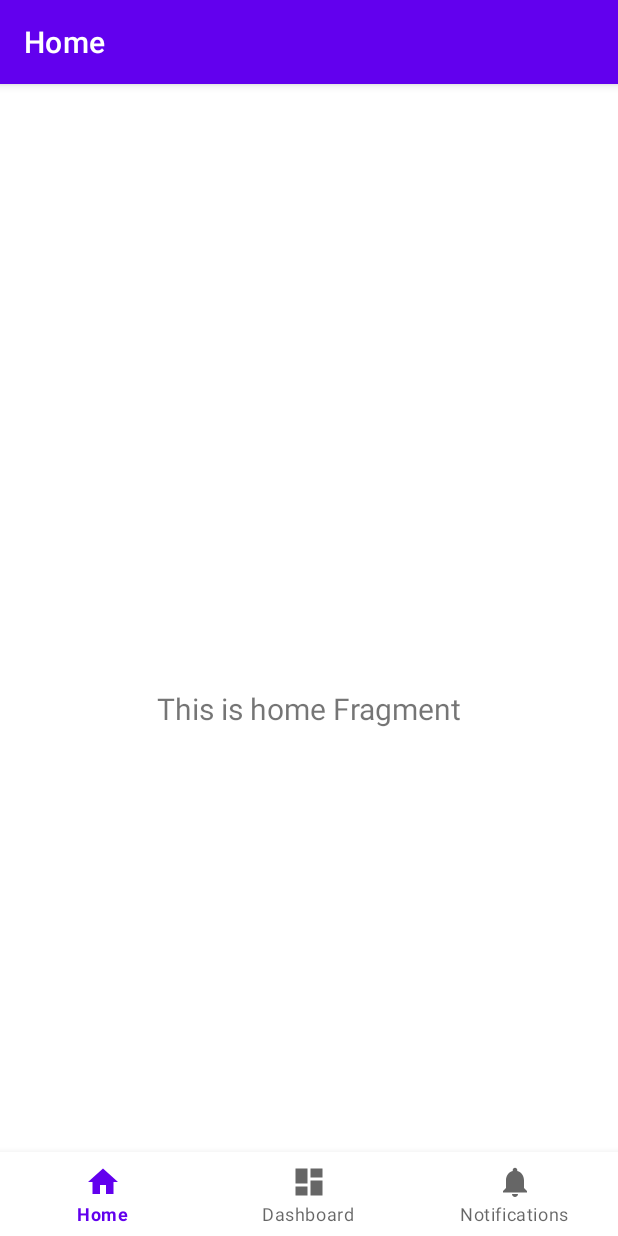
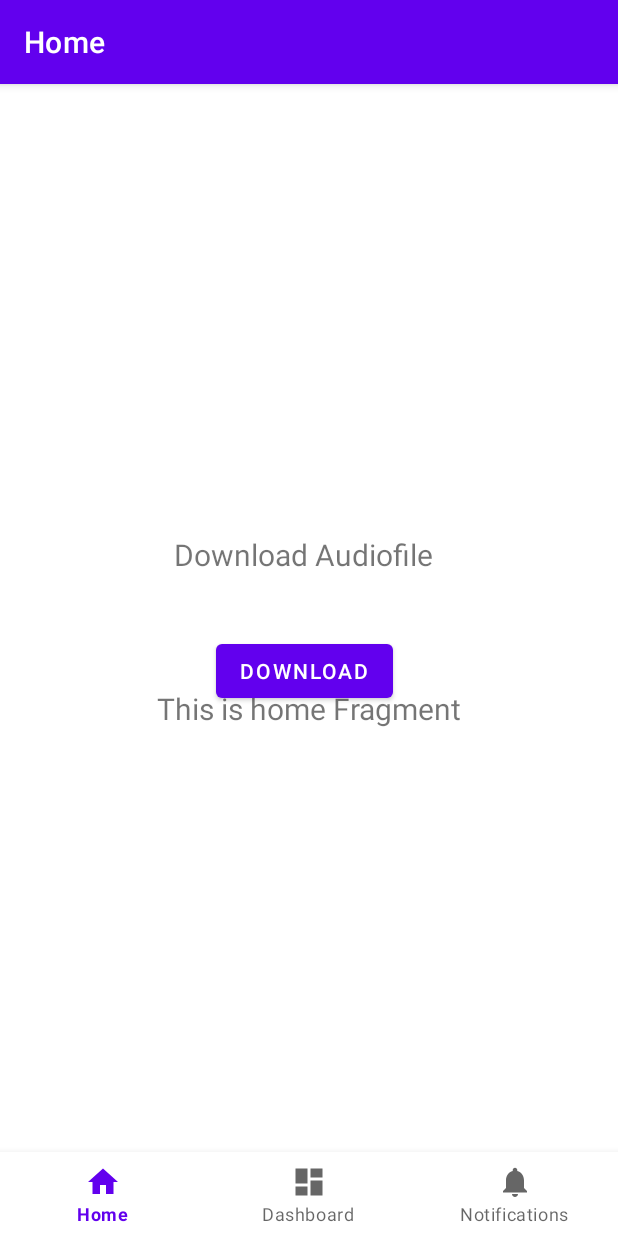
Before and after one commit to Djogger/audio-player, an Android app: the screen it shows after launch (MainActivity), on a phone screen of 412 x 824 dp. Run offline under Robolectric (Android 15) with nearby library versions, the phone set to English and light mode, and no system bars; our stand-ins replace navigation-ui.

Commit message:
Добавлены кнопка и текст.

```diff
--- a/app/src/main/res/layout/activity_main.xml
+++ b/app/src/main/res/layout/activity_main.xml
@@ -1,6 +1,7 @@
 <?xml version="1.0" encoding="utf-8"?>
 <androidx.constraintlayout.widget.ConstraintLayout xmlns:android="http://schemas.android.com/apk/res/android"
     xmlns:app="http://schemas.android.com/apk/res-auto"
+    xmlns:tools="http://schemas.android.com/tools"
     android:id="@+id/container"
     android:layout_width="match_parent"
     android:layout_height="match_parent"
@@ -30,4 +31,25 @@
         app:layout_constraintTop_toTopOf="parent"
         app:navGraph="@navigation/mobile_navigation" />
 
+    <Button
+        android:id="@+id/button"
+        android:layout_width="wrap_content"
+        android:layout_height="wrap_content"
+        android:layout_marginStart="144dp"
+        android:layout_marginTop="36dp"
+        android:text="@string/button_text"
+        app:layout_constraintStart_toStartOf="parent"
+        app:layout_constraintTop_toBottomOf="@id/textView" />
+
+    <TextView
+        android:id="@+id/textView"
+        android:layout_width="176dp"
+        android:layout_height="31dp"
+        android:layout_marginStart="116dp"
+        android:layout_marginTop="244dp"
+        android:text="@string/title_text"
+        android:textSize="20sp"
+        app:layout_constraintStart_toStartOf="parent"
+        app:layout_constraintTop_toTopOf="parent" />
+
 </androidx.constraintlayout.widget.ConstraintLayout>
--- a/app/src/main/res/values/strings.xml
+++ b/app/src/main/res/values/strings.xml
@@ -3,4 +3,6 @@
     <string name="title_home">Home</string>
     <string name="title_dashboard">Dashboard</string>
     <string name="title_notifications">Notifications</string>
+    <string name="title_text">Download Audiofile</string>
+    <string name="button_text">Download</string>
 </resources>
```
